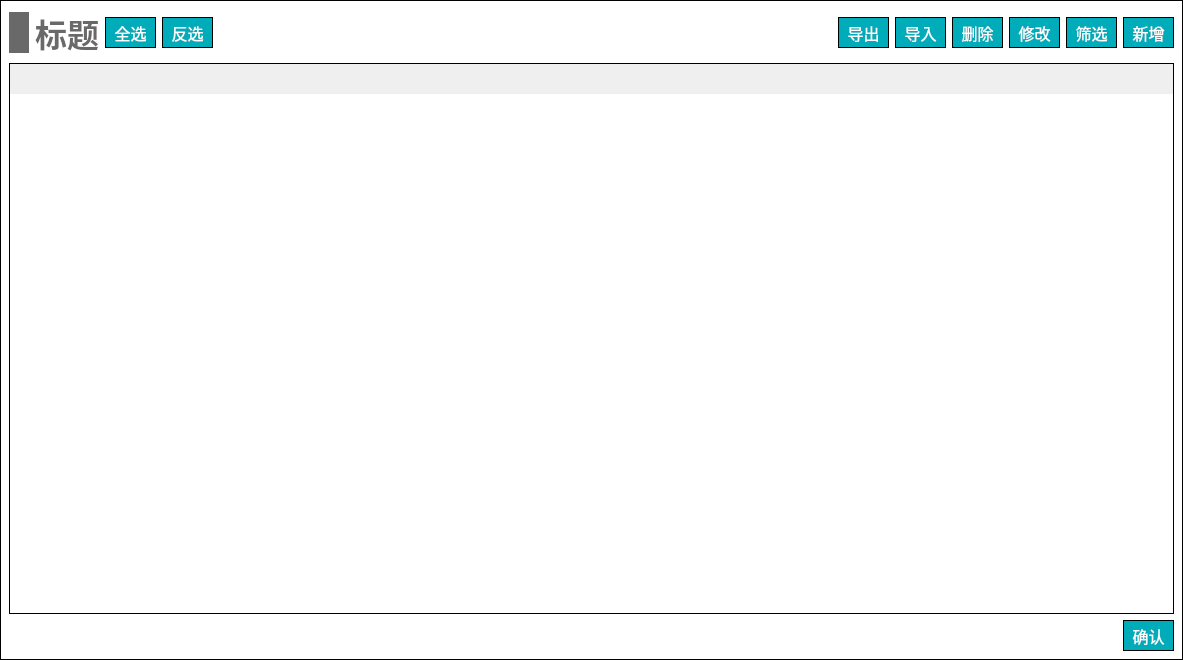
SheepBowwow/NoiCal, file NoiseCalSoft/componentInpuTableWidget/widget_base_inputtable.ui: the form before one commit.
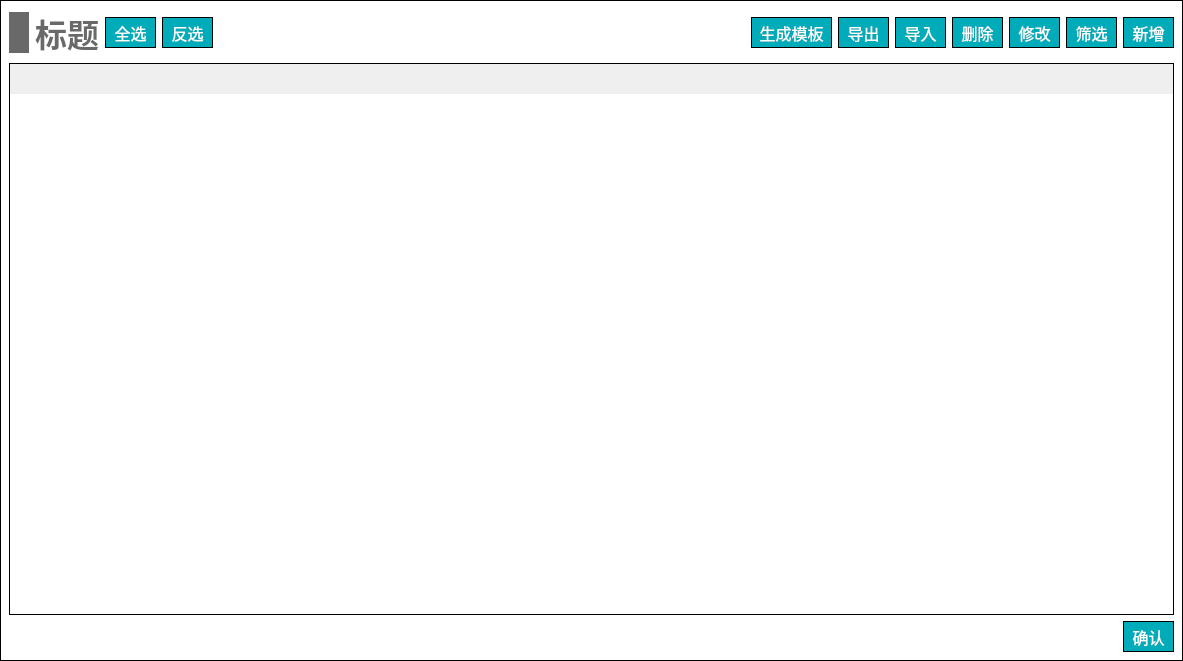
The form after the commit.

```diff
--- a/NoiseCalSoft/componentInpuTableWidget/widget_base_inputtable.ui
+++ b/NoiseCalSoft/componentInpuTableWidget/widget_base_inputtable.ui
@@ -7,7 +7,7 @@
     <x>0</x>
     <y>0</y>
     <width>1183</width>
-    <height>658</height>
+    <height>661</height>
    </rect>
   </property>
   <property name="windowTitle">
@@ -227,6 +227,47 @@
           <property name="spacing">
            <number>6</number>
           </property>
+          <item>
+           <widget class="QPushButton" name="pushButton_generate_template">
+            <property name="minimumSize">
+             <size>
+              <width>81</width>
+              <height>31</height>
+             </size>
+            </property>
+            <property name="maximumSize">
+             <size>
+              <width>81</width>
+              <height>31</height>
+             </size>
+            </property>
+            <property name="font">
+             <font>
+              <family>黑体</family>
+              <pointsize>12</pointsize>
+             </font>
+            </property>
+            <property name="styleSheet">
+             <string notr="true">QPushButton
+{
+	color:#ffffff; /*文字颜色*/
+    background-color: #00ACB9;/*背景色*/
+    border-radius:0px; /*边框倒角*/
+	border: 1px solid #000000;
+}
+
+
+QPushButton:hover 
+{
+background-color: rgb(0,142,153);
+color: white;
+}</string>
+            </property>
+            <property name="text">
+             <string>生成模板</string>
+            </property>
+           </widget>
+          </item>
           <item>
            <widget class="QPushButton" name="pushButton_output">
             <property name="minimumSize">
```
